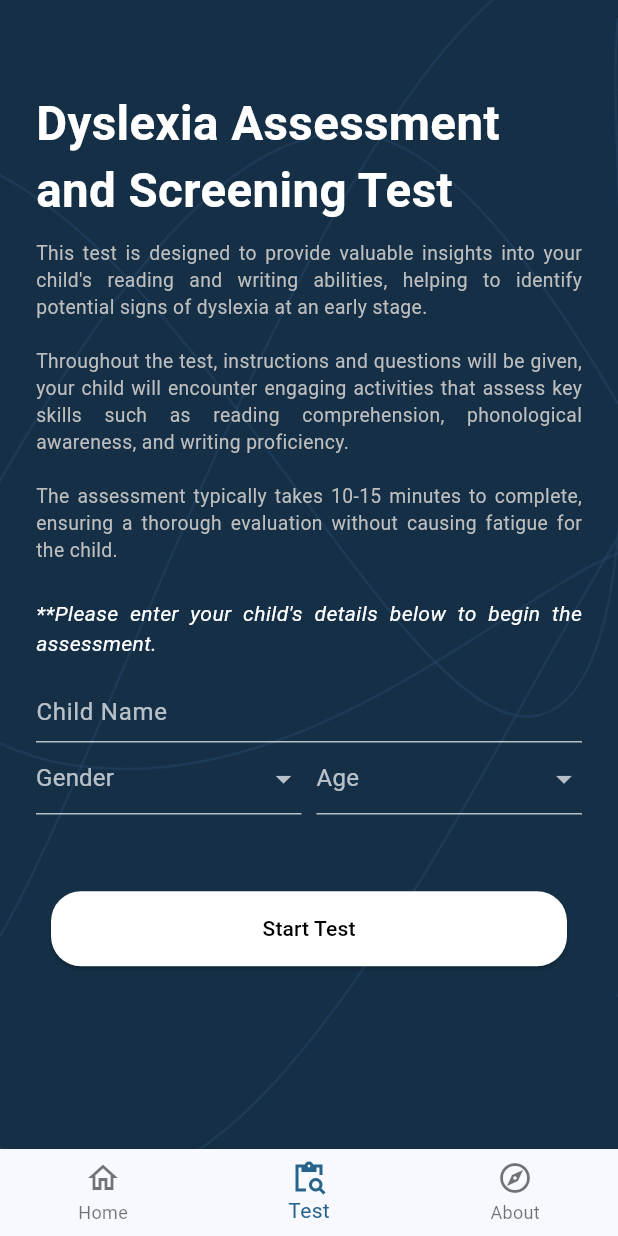
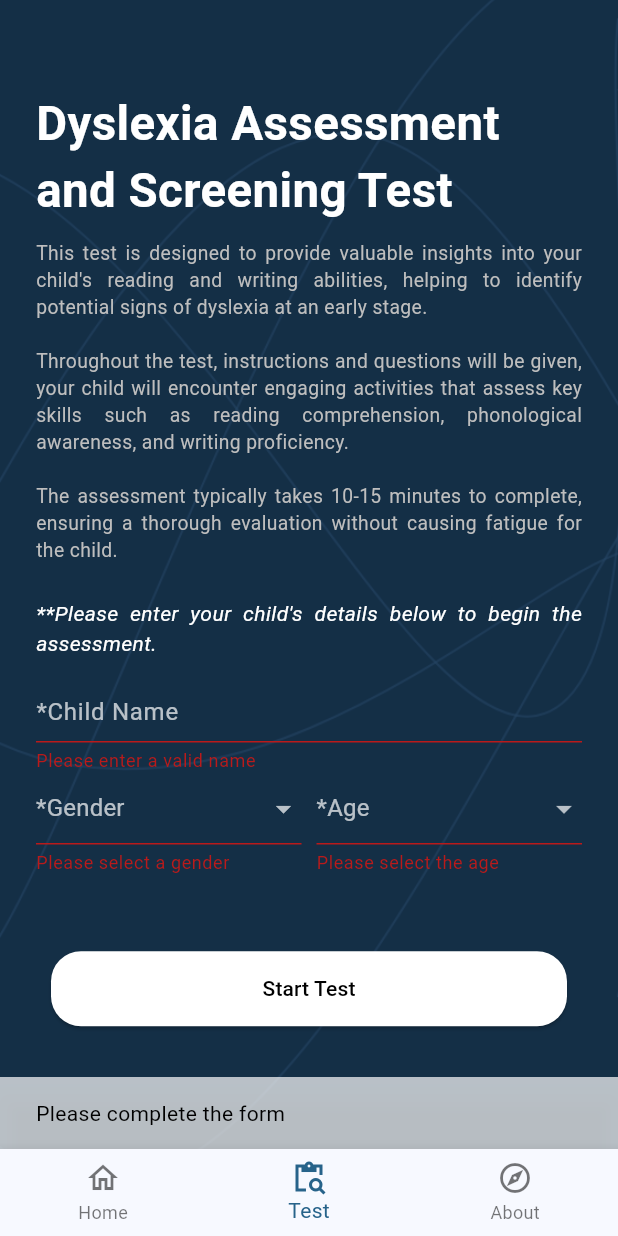
Before and after one commit to skyesuniverse/dysscreen_app_v1, a Flutter app: the screen it shows after launch, item 2 of the bottom bar chosen, after a tap on "Start Test", on a phone screen of 412 x 824 dp. Run offline on Flutter 3.47's test engine with Material 2 defaults, Android fonts, the phone set to English and light mode, and no system bars; network calls fail.

Commit message:
update taketestscreen form validation

```diff
--- a/lib/screens/taketestscreen.dart
+++ b/lib/screens/taketestscreen.dart
@@ -1,3 +1,4 @@
+import 'package:dysscreen_app_v1/screens/testquestionscreen.dart';
 import 'package:flutter/material.dart';
 
 void main() => runApp(const TakeTestScreen());
@@ -13,16 +14,16 @@ class _TakeTestScreenState extends State<TakeTestScreen> {
   String maintitle = 'Test';
   final _formKey = GlobalKey<FormState>();
   late double screenHeight, screenWidth;
-  String selectedGender = "Gender";
+  String selectedGender = "*Gender";
   List<String> genderlist = [
-    "Gender",
+    "*Gender",
     "Male",
     "Female",
   ];
 
-  String selectedAge = "Age";
+  String selectedAge = "*Age";
   List<String> agelist = [
-    "Age",
+    "*Age",
     "4 - 6",
     "7 - 9",
   ];
@@ -110,11 +111,17 @@ class _TakeTestScreenState extends State<TakeTestScreen> {
                       child: Column(
                         children: [
                           TextFormField(
+                            style: TextStyle(color: Colors.white70),
                             textInputAction: TextInputAction.next,
+                            validator: (val) => val!.isEmpty
+                                ? "Please enter a valid name"
+                                : null,
+                            onFieldSubmitted: (v) {},
+                            // maxLines: 2,
                             controller: _childnameEditingController,
                             keyboardType: TextInputType.text,
                             decoration: const InputDecoration(
-                              labelText: 'Child Name',
+                              labelText: '*Child Name',
                               alignLabelWithHint: true,
                               labelStyle: TextStyle(color: Colors.white70),
                               // focusedBorder: OutlineInputBorder(
@@ -141,6 +148,14 @@ class _TakeTestScreenState extends State<TakeTestScreen> {
                                   ),
                                   itemHeight: 60,
                                   value: selectedGender,
+                                  validator: (value) {
+                                    if (value == null ||
+                                        value.isEmpty ||
+                                        value == "*Gender") {
+                                      return 'Please select a gender';
+                                    }
+                                    return null;
+                                  },
                                   onChanged: (newValue) {
                                     setState(() {
                                       selectedGender = newValue.toString();
@@ -185,6 +200,14 @@ class _TakeTestScreenState extends State<TakeTestScreen> {
                                   // Color.fromARGB(255, 21, 46, 70),
                                   itemHeight: 60,
                                   value: selectedAge,
+                                  validator: (value) {
+                                    if (value == null ||
+                                        value.isEmpty ||
+                                        value == "*Age") {
+                                      return 'Please select the age';
+                                    }
+                                    return null;
+                                  },
                                   onChanged: (newValue) {
                                     setState(() {
                                       selectedAge = newValue.toString();
@@ -258,5 +281,56 @@ class _TakeTestScreenState extends State<TakeTestScreen> {
     ));
   }
 
-  void insertDialog() {}
+  void insertDialog() {
+    if (!_formKey.currentState!.validate()) {
+      ScaffoldMessenger.of(context).showSnackBar(const SnackBar(
+        content: Text(
+          "Please complete the form",
+          style: TextStyle(color: Colors.black),
+        ),
+        backgroundColor: Colors.white70,
+      ));
+      return;
+    }
+
+    Navigator.pushReplacement(
+        context, MaterialPageRoute(builder: (content) => TestQuestionScreen()));
+  }
+
+  // showDialog(
+  //   context: context,
+  //   builder: (BuildContext context) {
+  //     return AlertDialog(
+  //       shape: const RoundedRectangleBorder(
+  //           borderRadius: BorderRadius.all(Radius.circular(10.0))),
+  //       title: const Text(
+  //         "Update your catch?",
+  //         style: TextStyle(),
+  //       ),
+  //       content: const Text("Are you sure?", style: TextStyle()),
+  //       actions: <Widget>[
+  //         TextButton(
+  //           child: const Text(
+  //             "Yes",
+  //             style: TextStyle(),
+  //           ),
+  //           onPressed: () {
+  //             Navigator.of(context).pop();
+  //             // updateCatch();
+  //             //registerUser();
+  //           },
+  //         ),
+  //         TextButton(
+  //           child: const Text(
+  //             "No",
+  //             style: TextStyle(),
+  //           ),
+  //           onPressed: () {
+  //             Navigator.of(context).pop();
+  //           },
+  //         ),
+  //       ],
+  //     );
+  //   },
+  // );
 }
```
